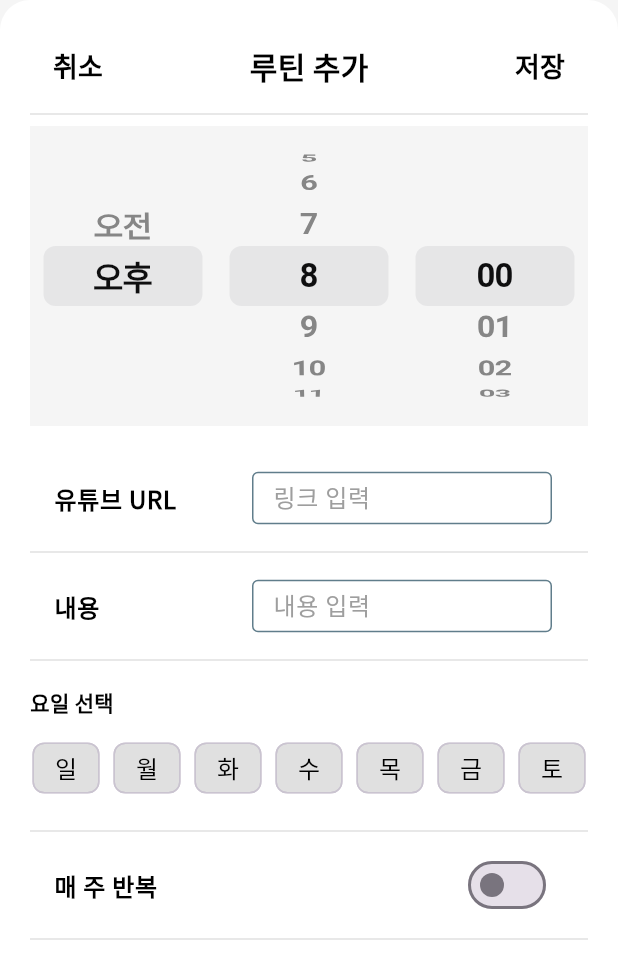
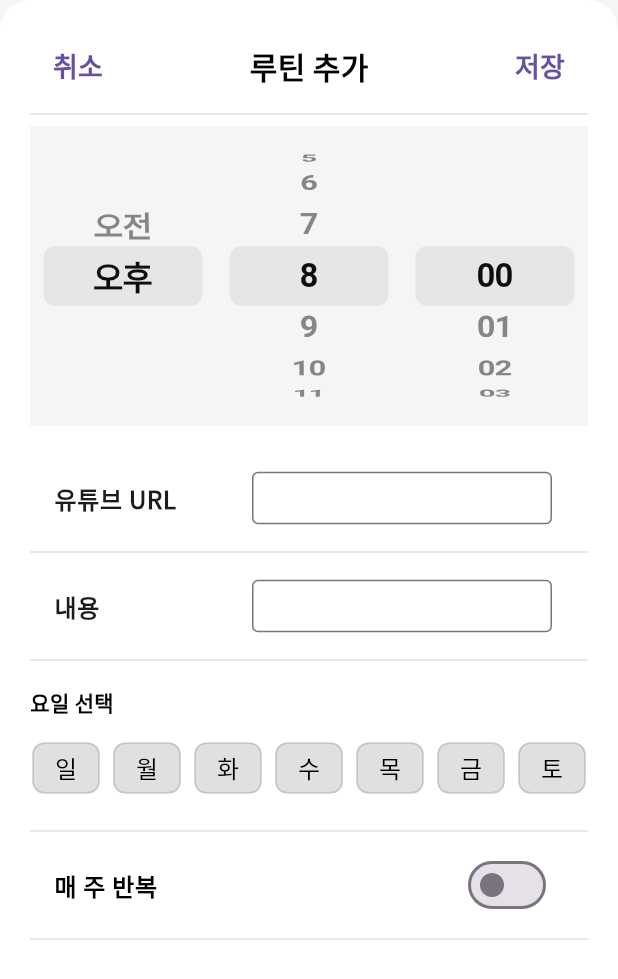
Before and after one commit to lbk00/youtube_routine_front, a Flutter app: the AddAlarmScreen widget shown alone on an empty page, opened directly with empty values, on a phone screen of 412 x 824 dp. Shown: the top 979 px of the screen. Run offline on Flutter 3.47's test engine with Material 3 defaults, Android fonts, the light colour scheme and no system bars; our stand-ins replace firebase_core, flutter_dotenv, google_fonts; accounts and stored records are empty; network calls fail.

Commit message:
저장 / 취소 버튼 색 변경

```diff
--- a/lib/screens/add_alarm_screen.dart
+++ b/lib/screens/add_alarm_screen.dart
@@ -122,12 +122,12 @@ class _AddAlarmScreenState extends State<AddAlarmScreen> {
             children: [
               TextButton(
                 onPressed: () => Navigator.pop(context),
-                child: Text('취소', style: TextStyle(color: Colors.black, fontSize: 18, fontWeight: FontWeight.bold)),
+                child: Text('취소', style: TextStyle( fontSize: 18, fontWeight: FontWeight.bold)),
               ),
               Text('루틴 추가', style: TextStyle(fontSize: 20, fontWeight: FontWeight.bold, color: Colors.black)),
               TextButton(
                 onPressed: _saveRoutine, // 저장 버튼 클릭 시 API 호출
-                child: Text('저장', style: TextStyle(color: Colors.black, fontSize: 18 , fontWeight: FontWeight.bold)),
+                child: Text('저장', style: TextStyle( fontSize: 18 , fontWeight: FontWeight.bold)),
               ),
             ],
           ),
@@ -187,69 +187,31 @@ class _AddAlarmScreenState extends State<AddAlarmScreen> {
 
           // 유튜브 URL 입력란
           ListTile(
-            title: Text('유튜브 URL', style: TextStyle(color: Colors.black, fontWeight: FontWeight.bold)),
+            title: Text('유튜브 URL', style: TextStyle(fontWeight: FontWeight.bold)),
             trailing: SizedBox(
               width: 200,
               height: 35,
               child: TextField(
                 controller: youtubeUrlController,
-                onChanged: (value) {
-                  setState(() {
-                    if (value.isNotEmpty) {
-                      youtubeUrlError = null; // ✅ 값 입력 시 오류 메시지 초기화
-                    }
-                  });
-                },
-                decoration: InputDecoration(
-                  contentPadding: EdgeInsets.symmetric(vertical: 8, horizontal: 10),
-                  hintText: youtubeUrlError ?? '링크 입력', // ✅ 오류 발생 시 메시지로 변경
-                  hintStyle: TextStyle(color: youtubeUrlError != null ? Colors.red : Colors.grey),
-                  border: OutlineInputBorder(
-                    borderSide: BorderSide(color: youtubeUrlError != null ? Colors.red : Colors.blueGrey), // ✅ 기본은 blueGrey
-                  ),
-                  enabledBorder: OutlineInputBorder(
-                    borderSide: BorderSide(color: youtubeUrlError != null ? Colors.red : Colors.blueGrey),
-                  ),
-                  focusedBorder: OutlineInputBorder(
-                    borderSide: BorderSide(color: youtubeUrlError != null ? Colors.red : Colors.blueGrey , width: 2.0), // ✅ 포커스도 blueGrey
-                  ),
-                ),
+                decoration: InputDecoration(border: OutlineInputBorder()),
               ),
             ),
           ),
-
           Divider(color: Colors.grey[300]),
 
-          // 내용 입력란
+          // ✅ 내용 입력란
           ListTile(
-            title: Text('내용', style: TextStyle(color: Colors.black, fontWeight: FontWeight.bold)),
+            title: Text('내용', style: TextStyle(fontWeight: FontWeight.bold)),
             trailing: SizedBox(
               width: 200,
               height: 35,
               child: TextField(
                 controller: contentController,
-                decoration: InputDecoration(
-                  contentPadding: EdgeInsets.symmetric(vertical: 8, horizontal: 10),
-                  hintText: '내용 입력',
-                  hintStyle: TextStyle(color: Colors.grey),
-                  border: OutlineInputBorder(
-                    borderSide: BorderSide(color: Colors.blueGrey), // ✅ 기본 테두리 blueGrey
-                  ),
-                  enabledBorder: OutlineInputBorder(
-                    borderSide: BorderSide(color: Colors.blueGrey), // ✅ 비활성화 시 blueGrey
-                  ),
-                  focusedBorder: OutlineInputBorder(
-                    borderSide: BorderSide(color: Colors.blueGrey, width: 2.0), // ✅ 클릭(포커스) 시에도 blueGrey 유지
-                  ),
-                  errorBorder: OutlineInputBorder(
-                    borderSide: BorderSide(color: Colors.red), // ✅ 에러 발생 시만 빨간색
-                  ),
-                ),
+                decoration: InputDecoration(border: OutlineInputBorder()),
               ),
             ),
           ),
           Divider(color: Colors.grey[300]),
-
 
           // 요일 선택
           Padding(
```
